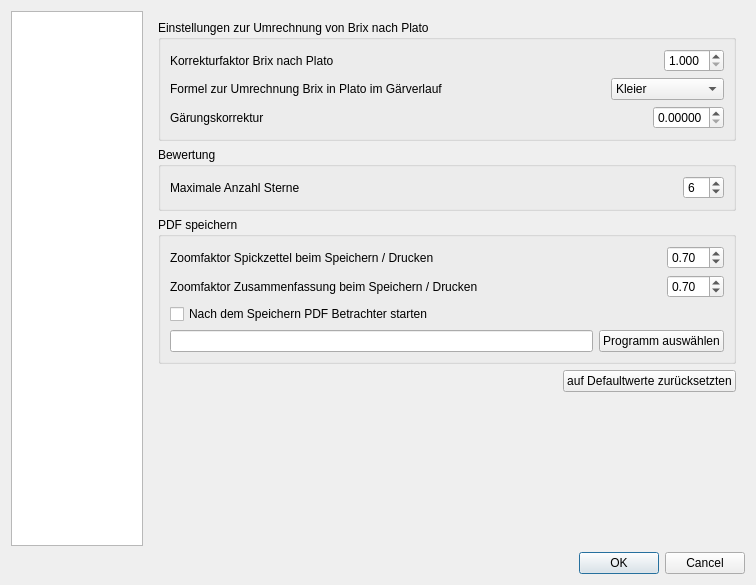
Before: the Qt Designer form source/ui/einstellungen.ui in Gremmel/kleiner-brauhelfer, drawn with Qt 5.
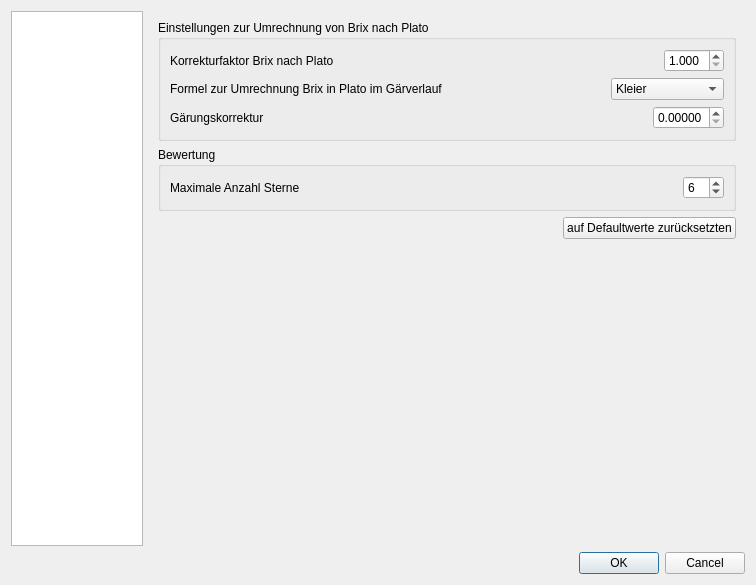
After: the same form once the commit is applied. The open tabs and pages were chosen to show the change.

Commit message: Drucken wird nicht mehr unterstützt

```diff
--- a/source/ui/einstellungen.ui
+++ b/source/ui/einstellungen.ui
@@ -1176,128 +1176,6 @@
            </layout>
           </widget>
          </item>
-         <item>
-          <widget class="QGroupBox" name="groupBox_15">
-           <property name="title">
-            <string>PDF speichern</string>
-           </property>
-           <layout class="QVBoxLayout" name="verticalLayout_21">
-            <item>
-             <layout class="QHBoxLayout" name="horizontalLayout_22">
-              <item>
-               <widget class="QLabel" name="label_18">
-                <property name="text">
-                 <string>Zoomfaktor Spickzettel beim Speichern / Drucken</string>
-                </property>
-               </widget>
-              </item>
-              <item>
-               <spacer name="horizontalSpacer_20">
-                <property name="orientation">
-                 <enum>Qt::Horizontal</enum>
-                </property>
-                <property name="sizeHint" stdset="0">
-                 <size>
-                  <width>40</width>
-                  <height>20</height>
-                 </size>
-                </property>
-               </spacer>
-              </item>
-              <item>
-               <widget class="QDoubleSpinBox" name="doubleSpinBox_zoomSpickzettel">
-                <property name="minimum">
-                 <double>0.100000000000000</double>
-                </property>
-                <property name="singleStep">
-                 <double>0.100000000000000</double>
-                </property>
-                <property name="value">
-                 <double>0.700000000000000</double>
-                </property>
-               </widget>
-              </item>
-             </layout>
-            </item>
-            <item>
-             <layout class="QHBoxLayout" name="horizontalLayout_23">
-              <item>
-               <widget class="QLabel" name="label_19">
-                <property name="text">
-                 <string>Zoomfaktor Zusammenfassung beim Speichern / Drucken</string>
-                </property>
-               </widget>
-              </item>
-              <item>
-               <spacer name="horizontalSpacer_21">
-                <property name="orientation">
-                 <enum>Qt::Horizontal</enum>
-                </property>
-                <property name="sizeHint" stdset="0">
-                 <size>
-                  <width>40</width>
-                  <height>20</height>
-                 </size>
-                </property>
-               </spacer>
-              </item>
-              <item>
-               <widget class="QDoubleSpinBox" name="doubleSpinBox_zoomZusammenfassung">
-                <property name="minimum">
-                 <double>0.100000000000000</double>
-                </property>
-                <property name="singleStep">
-                 <double>0.100000000000000</double>
-                </property>
-                <property name="value">
-                 <double>0.700000000000000</double>
-                </property>
-               </widget>
-              </item>
-             </layout>
-            </item>
-            <item>
-             <widget class="QCheckBox" name="checkBox_PDFProgStarten">
-              <property name="text">
-               <string>Nach dem Speichern PDF Betrachter starten</string>
-              </property>
-             </widget>
-            </item>
-            <item>
-             <widget class="QWidget" name="widget_PDFProg" native="true">
-              <layout class="QHBoxLayout" name="horizontalLayout_24">
-               <property name="leftMargin">
-                <number>0</number>
-               </property>
-               <property name="topMargin">
-                <number>0</number>
-               </property>
-               <property name="rightMargin">
-                <number>0</number>
-               </property>
-               <property name="bottomMargin">
-                <number>0</number>
-               </property>
-               <item>
-                <widget class="QLineEdit" name="lineEdit_PDFBetrachter">
-                 <property name="readOnly">
-                  <bool>true</bool>
-                 </property>
-                </widget>
-               </item>
-               <item>
-                <widget class="QPushButton" name="pushButton_ProgPDF">
-                 <property name="text">
-                  <string>Programm auswählen</string>
-                 </property>
-                </widget>
-               </item>
-              </layout>
-             </widget>
-            </item>
-           </layout>
-          </widget>
-         </item>
          <item>
           <layout class="QHBoxLayout" name="horizontalLayout_16">
            <item>
```
The commit also changes 9 other files.
